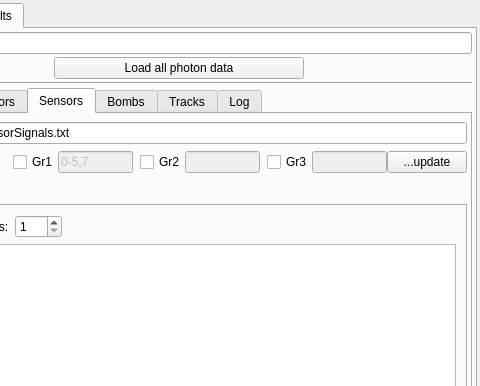
Above: ants3bundle/src/ants3/gui/photsim/aphotsimwin.ui from andrmor/ANTS3bundle before the change; both pictures show x 123 to 603 and y 0 to 386 of the 603 by 655 pixel window. Below: the same form after it.
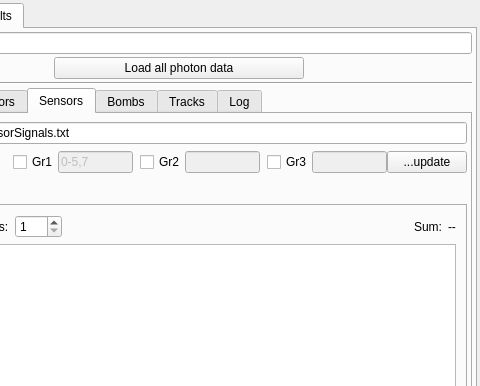
That is the form after the change. The open tabs and pages were chosen to show the change.

Commit message: add sensor sum indication

Diff of the .ui file:
```diff
--- a/ants3bundle/src/ants3/gui/photsim/aphotsimwin.ui
+++ b/ants3bundle/src/ants3/gui/photsim/aphotsimwin.ui
@@ -4379,6 +4379,20 @@
                     </property>
                    </spacer>
                   </item>
+                  <item>
+                   <widget class="QLabel" name="label_3">
+                    <property name="text">
+                     <string>Sum:</string>
+                    </property>
+                   </widget>
+                  </item>
+                  <item>
+                   <widget class="QLabel" name="lSensorSum">
+                    <property name="text">
+                     <string>--</string>
+                    </property>
+                   </widget>
+                  </item>
                  </layout>
                 </item>
                 <item>
```
Left out of the diff: 4 changed lines with no effect on the pictures. The commit also changes 2 other files.
